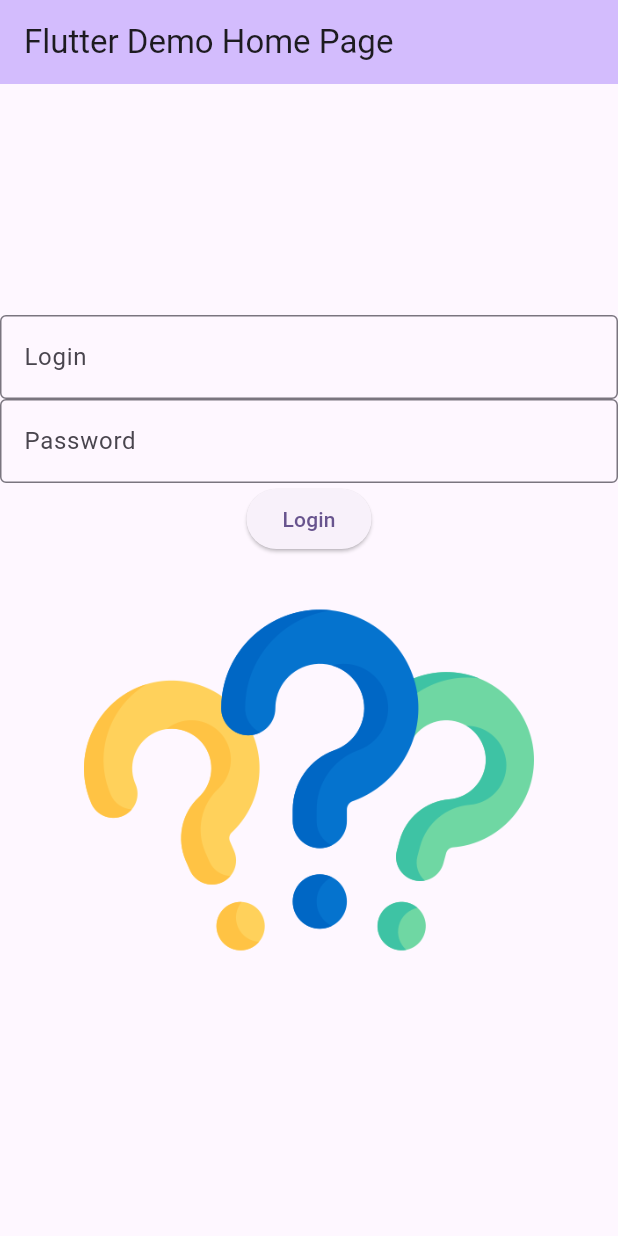
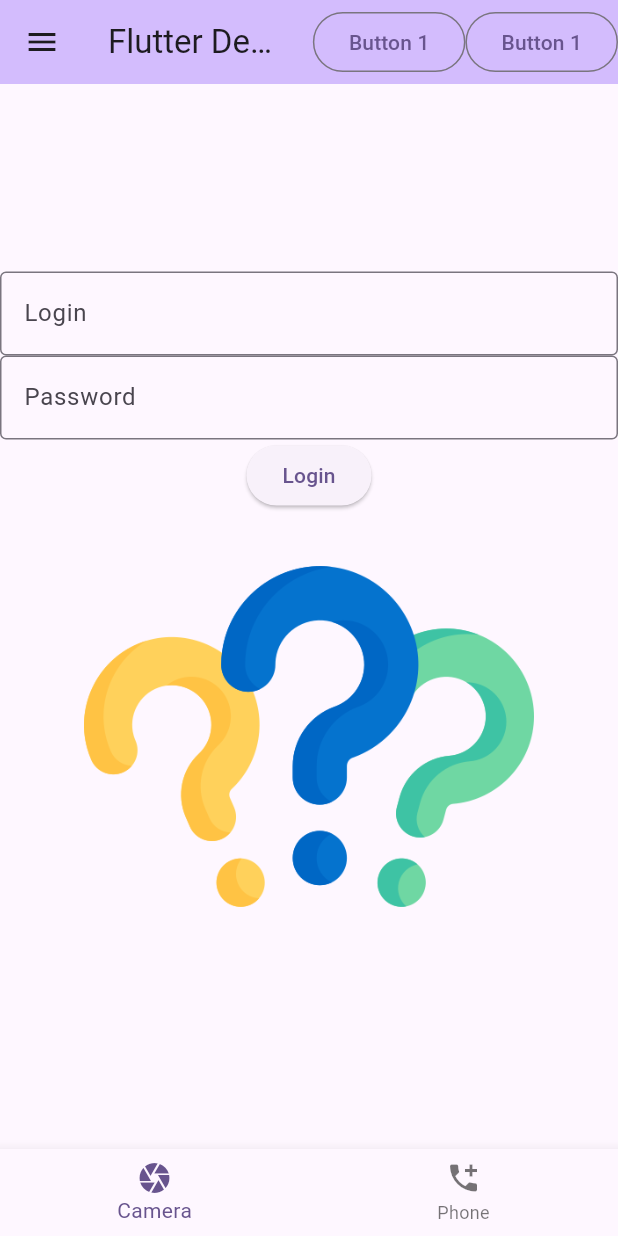
Before and after one commit to jaybizziwizzi/cst2334_lab2, a Flutter app: the screen it shows after launch, on a phone screen of 412 x 824 dp. Run offline on Flutter 3.47's test engine with Material 3 defaults, Android fonts, the light colour scheme and no system bars.

Commit message:
Added Drawer, Footer bar with buttons & buttons in the top of the AppBar

```diff
--- a/lib/main.dart
+++ b/lib/main.dart
@@ -11,6 +11,7 @@ class MyApp extends StatelessWidget {
   @override
   Widget build(BuildContext context) {
     return MaterialApp(
+      debugShowCheckedModeBanner: false,
       title: 'Flutter Demo',
       theme: ThemeData(
         colorScheme: ColorScheme.fromSeed(seedColor: Colors.deepPurple),
@@ -20,7 +21,6 @@ class MyApp extends StatelessWidget {
     );
   }
 }
-
 
 class MyHomePage extends StatefulWidget {
   const MyHomePage({super.key, required this.title});
@@ -67,7 +67,12 @@ class _MyHomePageState extends State<MyHomePage> {
       appBar: AppBar(
         backgroundColor: Theme.of(context).colorScheme.inversePrimary,
         title: Text(widget.title),
+        actions: [
+          OutlinedButton(onPressed: (){ }, child: const Text("Button 1")),
+          OutlinedButton(onPressed: (){ }, child: const Text("Button 1")),
+        ],
       ),
+      drawer:const Drawer(child: Text("Hi there!")),
       body: Center(
         child: Column(
           mainAxisAlignment: MainAxisAlignment.center,
@@ -87,7 +92,14 @@ class _MyHomePageState extends State<MyHomePage> {
             Image.asset(imageSource, width: 300, height: 300),
           ],
         ),
-      ), // This trailing comma makes auto-formatting nicer for build methods.
+      ),
+        bottomNavigationBar: BottomNavigationBar(items: const [
+          BottomNavigationBarItem( icon: Icon(Icons.camera), label: 'Camera' ),
+          BottomNavigationBarItem( icon: Icon(Icons.add_call), label: 'Phone'  ),
+        ],
+          onTap: (buttonIndex) {  } ,
+        )// This trailing comma makes auto-formatting nicer for build methods.
     );
+
   }
 }
--- a/pubspec.yaml
+++ b/pubspec.yaml
@@ -67,7 +67,6 @@ flutter:
     - images/question-mark.png
     - images/stop.png
 
-
   # An image asset can refer to one or more resolution-specific "variants", see
   # https://flutter.dev/to/resolution-aware-images
 
```
